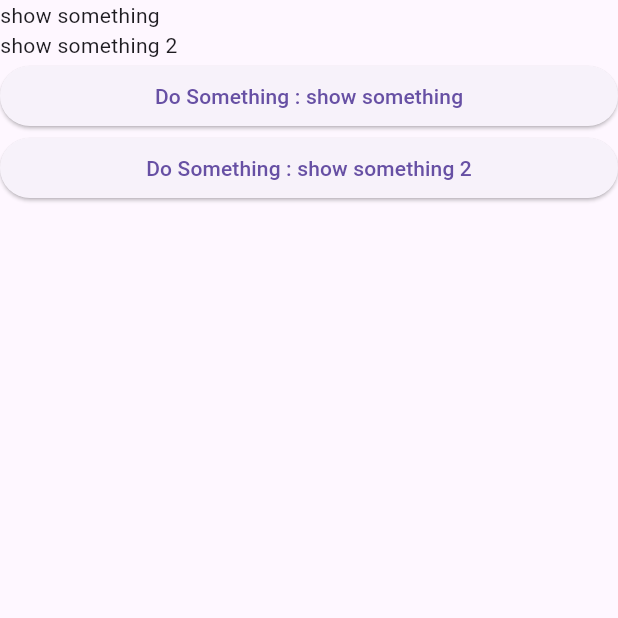
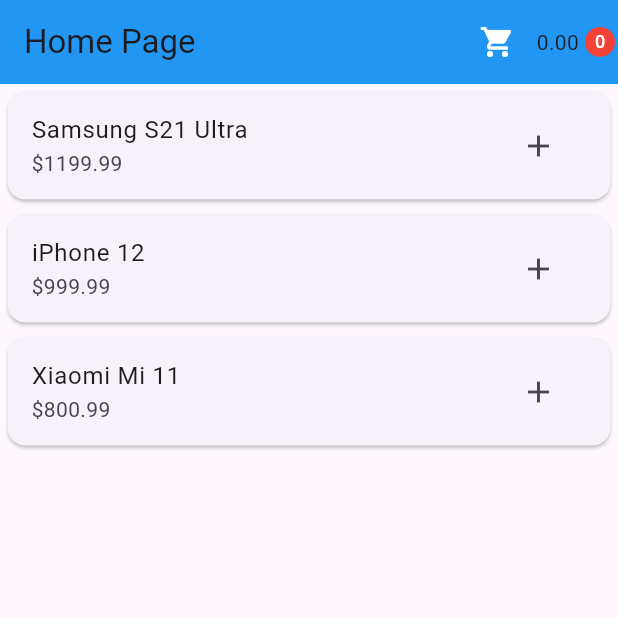
Before and after one commit to AneesAhshawafi/flutter_provider_state_management, a Flutter app: the screen it shows after launch, on a phone screen of 412 x 824 dp, the top half of it. Run offline on Flutter 3.47's test engine with Material 3 defaults, Android fonts, the phone set to English and light mode, and no system bars.

Commit message:
Lessons from 9 to the end

```diff
--- /dev/null
+++ b/lib/Model/cart.dart
@@ -0,0 +1,20 @@
+import 'package:flutter/material.dart';
+import 'item.dart';
+
+class Cart with ChangeNotifier {
+  List<Item> items = [];
+  double get totalPrice => items.fold(0, (total, item) => total + item.price);
+  int get itemCount => items.length;
+  addItem(Item item) {
+    items.add(item);
+    notifyListeners();
+  }
+
+  List<Item> getItems() {
+    return items;
+  }
+  delete(int index) {
+    items.removeAt(index);
+    notifyListeners();
+  }
+}
--- /dev/null
+++ b/lib/Model/item.dart
@@ -0,0 +1,6 @@
+class Item {
+  final String name;
+  final double price;
+
+  Item({required this.name, required this.price});
+}
--- /dev/null
+++ b/lib/home.dart
@@ -0,0 +1,63 @@
+import 'package:flutter/material.dart';
+import 'package:provider/provider.dart';
+
+import 'Model/cart.dart';
+import 'Model/item.dart';
+
+class Home extends StatefulWidget {
+  @override
+  State<Home> createState() => _HomeState();
+}
+
+class _HomeState extends State<Home> {
+  List<Item> items = [
+    Item(name: "Samsung S21 Ultra", price: 1199.99),
+    Item(name: "iPhone 12", price: 999.99),
+    Item(name: "Xiaomi Mi 11", price: 800.99),
+  ];
+  @override
+  Widget build(BuildContext context) {
+    return Scaffold(
+      appBar: AppBar(
+        title: Text("Home Page"),
+        actions: <Widget>[
+          IconButton(
+            onPressed: () {
+              Navigator.pushNamed(context, "/cart");
+            },
+            icon: Icon(Icons.shopping_cart),
+            color: Colors.white,
+          ),
+          Padding(padding:  EdgeInsets.all(2),child: Text(context.watch<Cart>().totalPrice.toStringAsFixed(2)),),
+          Padding(
+            padding: EdgeInsets.all(2),
+            child: CircleAvatar(
+              radius: 10,
+              backgroundColor: Colors.red,
+              child: Text(
+                context.watch<Cart>().itemCount.toString(),
+                style: TextStyle(color: Colors.white, fontSize: 12),
+              ),
+            ),
+          ),
+        ],
+        backgroundColor: Colors.blue,
+      ),
+      body: ListView.builder(
+        itemCount: items.length,
+        itemBuilder: (context, index) {
+          return Card(
+            margin: EdgeInsets.all(5),
+            child: ListTile(
+              title: Text(items[index].name),
+              subtitle: Text("\$${items[index].price.toStringAsFixed(2)}"),
+              trailing: IconButton(icon: Icon(Icons.add), onPressed: () {
+                context.read<Cart>().addItem(items[index]);
+              }),
+            ),
+          );
+        },
+      ),
+    );
+  }
+}
--- a/lib/main.dart
+++ b/lib/main.dart
@@ -1,6 +1,10 @@
 import 'package:flutter/material.dart';
 import 'package:provider/provider.dart';
+import 'Model/cart.dart';
+import 'cart_details.dart';
+import 'home.dart';
 import 'widgetchild.dart';
+
 void main() {
   runApp(const MainApp());
 }
@@ -330,70 +334,120 @@
 //   }
 // }
 
+// // Lesson 9 : Multiple Providers :
+// //In Flutter, you can use multiple providers to manage different pieces of state or functionality in your application. This allows you to organize your code and separate concerns effectively.
+// //You can use the MultiProvider widget to provide multiple providers at once, making it easier to manage and access them throughout your widget tree.
+// //Each provider can be of a different type and can be accessed independently using Provider.of<T>(context) or context.watch<T>() and context.read<T>() methods.
+// //Using multiple providers helps in keeping your code clean and maintainable while allowing you to manage complex state in a structured way.
 
+// class _MainAppState extends State<MainApp> {
+//   @override
+//   Widget build(BuildContext context) {
+//     return MultiProvider(
+//       providers: [
+//         ChangeNotifierProvider(create: (context) => MyModel()),
+//         ChangeNotifierProvider(create: (context) => ProvOne()),
 
+//       ],
+//       builder:(context,child) =>
+//       MaterialApp(
+//         debugShowCheckedModeBanner: false,
+//         home:  Scaffold(
+//           body:
+//               ListView(
+//               children:
+//                <Widget>[
+//                 // Consumer<MyModel>(
+//                 //   builder:   (context, myModel, child){
+//                 //   print("Selector1 is building");
+//                 //   return Text(myModel.showSomething);
+//                 // }),
+//               Text(context.watch<MyModel>().showSomething),
+//                 Text(context.watch<ProvOne>().showSomething),
+//                 // Consumer<ProvOne>(
+//                 //   builder: (context,provOne,child){
+//                 //   print("Selector2 is building");
+//                 //   return Text(provOne.showSomething2);
+//                 // }),
+
+//                 // Consumer<MyModel>(builder: (context,myModel,child){
+//                 //   // print("Consumerbutton is building");
+//                 //   return ElevatedButton(onPressed:(){
+//                 //   print(myModel.showSomething);
+//                 //     myModel.dosomething();
+//                 //   },child: Text("Do Something : "+ myModel.showSomething));
+//                 // }),
+//                   ElevatedButton(onPressed:(){
+//                     print(context.read<MyModel>().showSomething);
+//                       context.read<MyModel>().dosomething();
+//                     },child: Text("Do Something : "+ context.watch<MyModel>().showSomething)),
+//                     ElevatedButton(onPressed:(){
+//                     print(  context.read<MyModel>().showSomething2);
+//                       context.read<MyModel>().dosomething2();
+//                     },child: Text("Do Something : "+ context.watch<MyModel>().showSomething2)),
+//                 // Consumer<ProvOne>(builder: (context,provOne,child){
+//                 //   // print("Consumerbutton is building");
+//                 //   return ElevatedButton(onPressed:(){
+//                 //   print(  provOne.showSomething2);
+//                 //     provOne.dosomething2();
+//                 //   },child: Text("Do Something : "+ provOne.showSomething2));
+//                 // }),
+//                ],
+
+//             )
+//           ),
+//         ),
+//       );
+
+//   }
+// }
+
+// class MyModel with ChangeNotifier {
+//   String showSomething = 'show something my Model';
+//   String showSomething2 = 'show something 2 My Model';
+// get showone => showSomething;
+// get showtow => showSomething2;
+
+//   dosomething(){
+//     showSomething = "yes provider is working my model";
+//     notifyListeners();
+//   }
+//   dosomething2(){
+//     showSomething2 = "yes provider2 is working my model";
+//     notifyListeners();
+//   }
+// }
+// class ProvOne with ChangeNotifier {
+//   String showSomething = 'show something prov one';
+//   String showSomething2 = 'show something 2 prov one';
+// get showone => showSomething;
+// get showtow => showSomething2;
+
+//   dosomething(){
+//     showSomething = "yes provider is working prov one";
+//     notifyListeners();
+//   }
+//   dosomething2(){
+//     showSomething2 = "yes provider2 is working prov one";
+//     notifyListeners();
+//   }
+// }
+
+// Lesson 10-11-12 : Shopping Cart Example :
+// In this example, we have a shopping cart application where users can add items to their cart and view the cart details. The Cart class is a Change
+// Notifier that manages the list of items in the cart, calculates the total price, and keeps track of the item count. The Home widget displays a list of items that users can add to their cart, while the CartDetails widget shows the contents of the cart and allows users to remove items.
+//The state of the cart is managed using the Provider package, allowing for efficient updates and state management across the application.
 class _MainAppState extends State<MainApp> {
   @override
   Widget build(BuildContext context) {
-    return MultiProvider(
-      providers: [
-        ChangeNotifierProvider(create: (context) => MyModel()),
-
-      ],
-      child:
-      MaterialApp(
+    // var model = Provider.of<Model>(context);
+    return ChangeNotifierProvider(
+      create: (context) => Cart(),
+      child: MaterialApp(
         debugShowCheckedModeBanner: false,
-        home:  Scaffold(
-          body:
-              ListView(
-              children:
-               <Widget>[
-                Consumer<MyModel>(
-                  builder:   (context, myModel, child){
-                  print("Selector1 is building");
-                  return Text(myModel.showSomething);
-                }),
-                Consumer<MyModel>(
-                  builder: (context,myModel,child){
-                  print("Selector2 is building");
-                  return Text(myModel.showSomething2);
-                }),
-                Consumer<MyModel>(builder: (context,myModel,child){
-                  // print("Consumerbutton is building");
-                  return ElevatedButton(onPressed:(){
-                  print(myModel.showSomething);
-                    myModel.dosomething();
-                  },child: Text("Do Something : "+ myModel.showSomething));
-                }),
-                Consumer<MyModel>(builder: (context,myModel,child){
-                  // print("Consumerbutton is building");
-                  return ElevatedButton(onPressed:(){
-                  print(  myModel.showSomething2);
-                    myModel.dosomething2();
-                  },child: Text("Do Something : "+ myModel.showSomething2));
-                }),
-               ],
-
-            )
-          ),
-        ),
-      );
-
+        home: Home(),
+        routes: {"/cart": (context) => CartDetails()},
+      ),
+    );
   }
 }
-
-class MyModel with ChangeNotifier {
-  String showSomething = 'show something';
-  String showSomething2 = 'show something 2';
-get showone => showSomething;
-get showtow => showSomething2;
-
-  dosomething(){
-    showSomething = "yes provider is working";
-    notifyListeners();
-  }
-  dosomething2(){
-    showSomething2 = "yes provider2 is working";
-    notifyListeners();
-  }
-}
```
Also changed, not shown: lib/cart_details.dart (added, +90 -0 lines).
